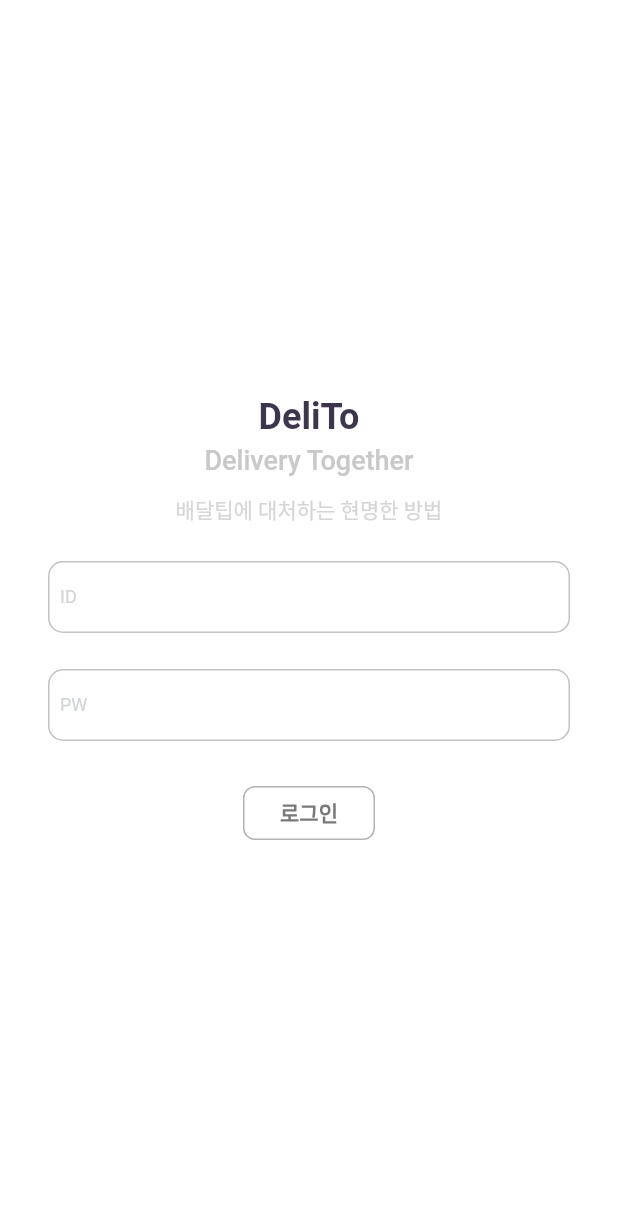
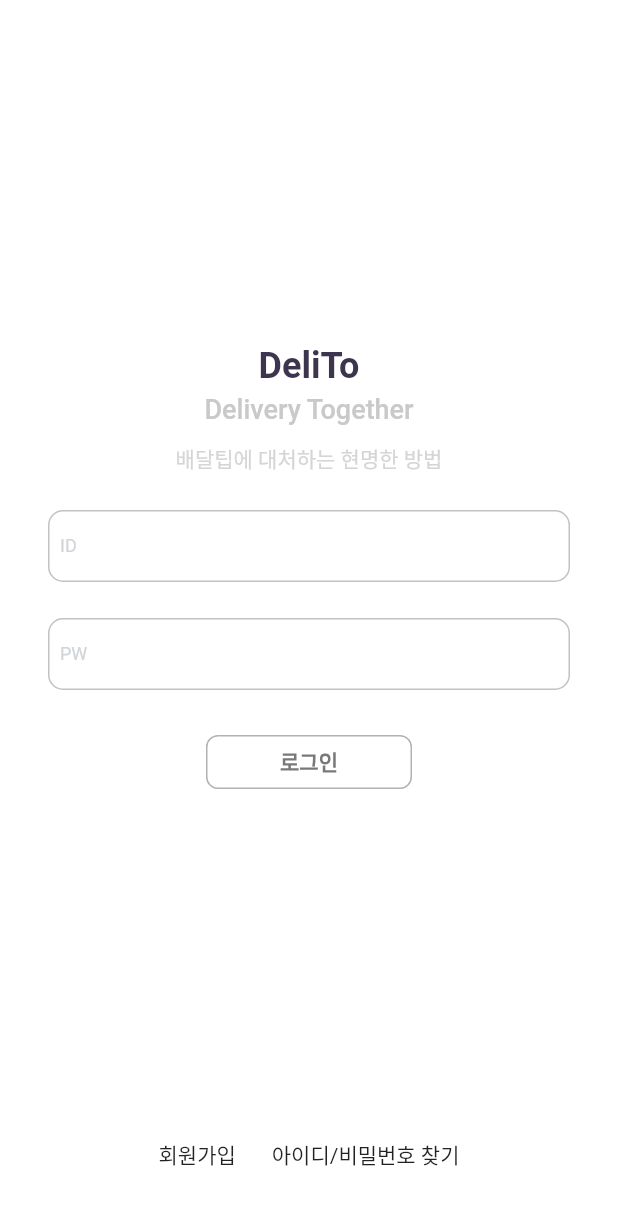
Before and after one commit to LiiNen/DeleTo, a Flutter app: the screen it shows after launch, on a phone screen of 412 x 824 dp. Shown: the top 1205 px of the screen. Run offline on Flutter 3.47's test engine with Material 2 defaults, Android fonts, the phone set to English and light mode, and no system bars; our stand-ins replace fluttertoast; Roboto replaces fonts that are missing (NotoSansCJKKR).

Commit message:
Modify structure for combining not implemented view

```diff
--- a/lib/login_view.dart
+++ b/lib/login/login_view.dart
@@ -1,5 +1,6 @@
 import 'package:delito/component/default_button.dart';
 import 'package:delito/component/default_text_field.dart';
+import 'package:delito/component/default_view.dart';
 import 'package:delito/function.dart';
 import 'package:delito/main_nav/main_nav_view.dart';
 import 'package:delito/object/user.dart';
@@ -17,6 +18,19 @@ class _LoginView extends State<LoginView> {
   TextEditingController pwController = TextEditingController();
   FocusNode pwFocusNode = FocusNode();
 
+  loginAction() {
+    try {
+      var _id = int.parse(idController.text);
+      if(_id >= 0 && _id < 6) {
+        userInfo = testUserList[_id];
+      }
+    } catch(e) {
+      // do nothing
+    }
+    showToast('안녕하세요 ${userInfo.name} 회원님!');
+    navigatorPush(context: context, widget: MainNavView(), replacement: true, all: true);
+  }
+
   @override
   Widget build(BuildContext context) {
     return WillPopScope(
@@ -30,6 +44,7 @@ class _LoginView extends State<LoginView> {
             child: Column(
               mainAxisAlignment: MainAxisAlignment.center,
               children: [
+                Expanded(child: Container()),
                 Text('DeliTo', style: textStyle(weight: 700, size: 24.0),),
                 SizedBox(height: 4),
                 Text('Delivery Together', style: textStyle(color: Color(0xffc9c9c9), weight: 500, size: 18.0)),
@@ -40,7 +55,10 @@ class _LoginView extends State<LoginView> {
                 SizedBox(height: 24),
                 DefaultTextField(controller: pwController, focusNode: pwFocusNode, hint: 'PW', callback: loginAction),
                 SizedBox(height: 30),
-                DefaultButton(title: '로그인', callback: loginAction)
+                DefaultButton(title: '로그인', callback: loginAction, width: MediaQuery.of(context).size.width/3,),
+                Expanded(child: Container()),
+                _additionalButton(),
+                SizedBox(height: 40),
               ]
             )
           )
@@ -49,16 +67,36 @@ class _LoginView extends State<LoginView> {
     );
   }
 
-  loginAction() {
-    try {
-      var _id = int.parse(idController.text);
-      if(_id >= 0 && _id < 6) {
-        userInfo = testUserList[_id];
-      }
-    } catch(e) {
-      // do nothing
-    }
-    showToast('안녕하세요 ${userInfo.name} 회원님!');
-    navigatorPush(context: context, widget: MainNavView(), replacement: true, all: true);
+  _additionalButton() {
+    return Row(
+      mainAxisAlignment: MainAxisAlignment.center,
+      children: [
+        GestureDetector(
+          behavior: HitTestBehavior.translucent,
+          onTap: () {
+            navigatorPush(context: context, widget: DefaultView(title: '회원가입'));
+          },
+          child: Container(
+            height: 28,
+            child: Center(
+              child: Text('회원가입')
+            )
+          )
+        ),
+        SizedBox(width: 24),
+        GestureDetector(
+          behavior: HitTestBehavior.translucent,
+          onTap: () {
+            navigatorPush(context: context, widget: DefaultView(title: '아이디/비밀번호 찾기'));
+          },
+          child: Container(
+            height: 28,
+            child: Center(
+              child: Text('아이디/비밀번호 찾기')
+            )
+          )
+        )
+      ]
+    );
   }
 }
--- a/lib/main.dart
+++ b/lib/main.dart
@@ -1,7 +1,7 @@
 import 'package:delito/style.dart';
 import 'package:flutter/material.dart';
 import 'function.dart';
-import 'login_view.dart';
+import 'login/login_view.dart';
 
 void main() {
   runApp(const MyApp());
--- a/lib/main_nav/user/point_charge_button.dart
+++ b/lib/main_nav/user/point_charge_button.dart
@@ -1,5 +1,5 @@
 import 'package:delito/function.dart';
-import 'package:delito/main_nav/user/point_charge_view.dart';
+import 'package:delito/component/default_view.dart';
 import 'package:delito/style.dart';
 import 'package:flutter/material.dart';
 
@@ -12,7 +12,7 @@ class PointChargeButton extends StatelessWidget {
     return GestureDetector(
       behavior: HitTestBehavior.translucent,
       onTap: () {
-        navigatorPush(context: context, widget: PointChargeView(isCharge: isCharge));
+        navigatorPush(context: context, widget: DefaultView(title: isCharge ? '포인트 충전' : '포인트 출금'));
       },
       child: Container(
         height: 36,
--- a/lib/main_nav/user/user_view.dart
+++ b/lib/main_nav/user/user_view.dart
@@ -2,7 +2,7 @@ import 'package:delito/component/confirm_dialog.dart';
 import 'package:delito/component/default_app_bar.dart';
 import 'package:delito/component/default_button.dart';
 import 'package:delito/function.dart';
-import 'package:delito/login_view.dart';
+import 'package:delito/login/login_view.dart';
 import 'package:delito/main_nav/user/point_charge_button.dart';
 import 'package:delito/object/user.dart';
 import 'package:delito/style.dart';
```
Also changed, not shown: lib/component/default_view.dart (renamed from lib/main_nav/user/point_charge_view.dart, +5 -5 lines).
